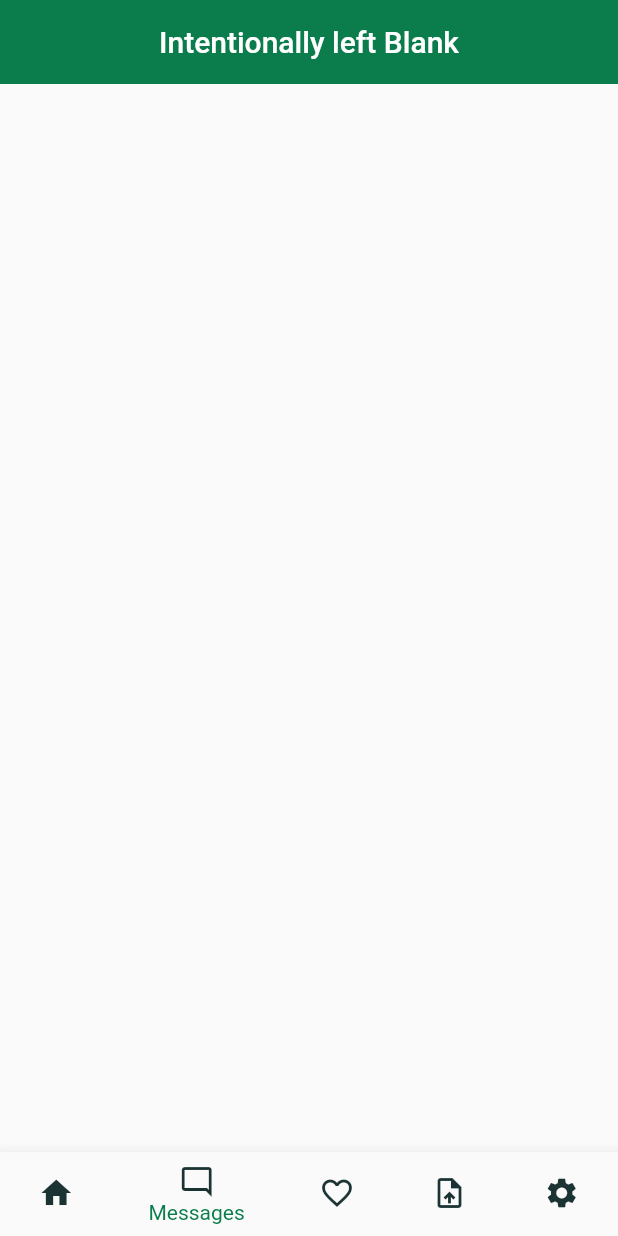
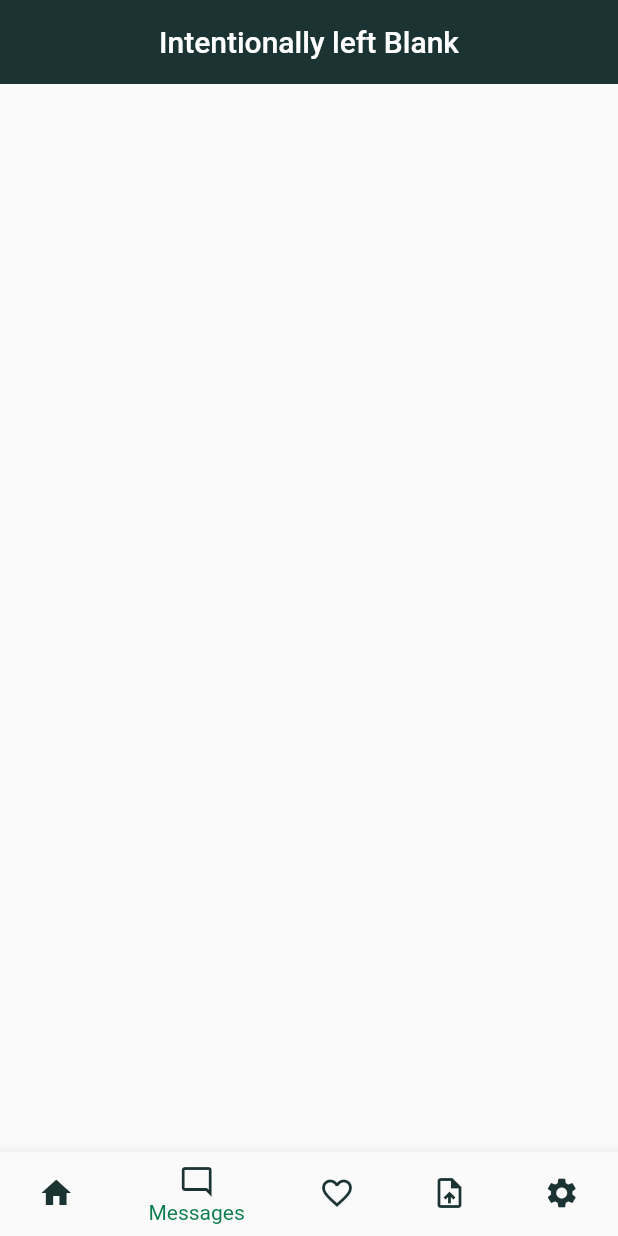
Before and after one commit to mkenlo/project_auto_design, a Flutter app: the screen it shows after launch, item 2 of the bottom bar chosen, on a phone screen of 412 x 824 dp. Run offline on Flutter 3.47's test engine with Material 2 defaults, Android fonts, the phone set to English and light mode, and no system bars.

Commit message:
set navogation from  homePage  to VehiclePage; set scaffolding for grid items

```diff
--- a/lib/screens/home_screen.dart
+++ b/lib/screens/home_screen.dart
@@ -1,8 +1,10 @@
 import 'package:flutter/material.dart';
+import 'package:project_auto_design/screens/vehicle_list_screen.dart';
+import 'package:project_auto_design/widgets/custom_bottom_navbar.dart';
 
 import '../values/colors.dart';
 import '../values/dimen.dart';
-import '../widgets/CustomButton.dart';
+import '../widgets/custom_button.dart';
 
 class HomeScreen extends StatefulWidget {
   HomeScreen({Key key}) : super(key: key);
@@ -21,40 +23,25 @@ class _HomeScreenState extends State<HomeScreen> {
     });
   }
 
-  Widget getPage(int index) {
-    if (index != 0) {
-      return Scaffold(
-          appBar: AppBar(
-              elevation: 0.0,
-              centerTitle: true,
-              title: Text("Intentionally left Blank")));
-    }
+  Widget _getPage(int index) {
+    if (index != 0) return _emptyScreen();
     return Home();
+  }
+
+  Widget _emptyScreen() {
+    return Scaffold(
+        appBar: AppBar(
+            backgroundColor: APP_BG,
+            elevation: 0.0,
+            centerTitle: true,
+            title: Text("Intentionally left Blank")));
   }
 
   @override
   Widget build(BuildContext context) {
-    final bottom = BottomNavigationBar(
-      selectedItemColor: Theme.of(context).colorScheme.secondary,
-      currentIndex: _selectedIndex,
-      onTap: _onItemTapped,
-      items: <BottomNavigationBarItem>[
-        BottomNavigationBarItem(
-            icon: Icon(Icons.home, color: APP_BG), label: 'Home'),
-        BottomNavigationBarItem(
-            icon: Icon(Icons.mode_comment_outlined, color: APP_BG),
-            label: 'Messages'),
-        BottomNavigationBarItem(
-            icon: Icon(Icons.favorite_border, color: APP_BG),
-            label: 'Favorite'),
-        BottomNavigationBarItem(
-            icon: Icon(Icons.upload_file, color: APP_BG), label: 'Files'),
-        BottomNavigationBarItem(
-            icon: Icon(Icons.settings, color: APP_BG), label: "Settings"),
-      ],
-    );
-
-    return Scaffold(body: getPage(_selectedIndex), bottomNavigationBar: bottom);
+    final bottom = CustomBottomNavBar(_selectedIndex, _onItemTapped);
+    return Scaffold(
+        body: _getPage(_selectedIndex), bottomNavigationBar: bottom);
   }
 }
 
@@ -87,12 +74,14 @@ class Home extends StatelessWidget {
                 child: Column(children: [
               logo,
               searchBtn,
-              CustomButton("SEARCH BY VEHICLE TYPE", searchVehicleByType("")),
+              CustomButton("SEARCH BY VEHICLE TYPE", () {
+                Navigator.push(
+                    context,
+                    MaterialPageRoute(
+                        builder: (context) =>
+                            VehicleListScreen("searchQuery")));
+              }),
               CustomButton("SEE DEALS OF THE DAY", () {})
             ]))));
   }
-
-  searchVehicleByType(String searchQuery) {
-    //@TODO
-  }
 }
--- /dev/null
+++ b/lib/widgets/custom_bottom_navbar.dart
@@ -0,0 +1,36 @@
+import 'package:flutter/cupertino.dart';
+import 'package:flutter/material.dart';
+
+import '../values/colors.dart';
+
+class CustomBottomNavBar extends StatelessWidget {
+  int selectedIndex;
+  Function onItemTapped;
+  CustomBottomNavBar(int selectedIndex, Function onItemTapped) {
+    this.selectedIndex = selectedIndex;
+    this.onItemTapped = onItemTapped;
+  }
+
+  @override
+  Widget build(BuildContext context) {
+    return BottomNavigationBar(
+      selectedItemColor: Theme.of(context).colorScheme.secondary,
+      currentIndex: this.selectedIndex,
+      onTap: this.onItemTapped,
+      items: <BottomNavigationBarItem>[
+        BottomNavigationBarItem(
+            icon: Icon(Icons.home, color: APP_BG), label: 'Home'),
+        BottomNavigationBarItem(
+            icon: Icon(Icons.mode_comment_outlined, color: APP_BG),
+            label: 'Messages'),
+        BottomNavigationBarItem(
+            icon: Icon(Icons.favorite_border, color: APP_BG),
+            label: 'Favorite'),
+        BottomNavigationBarItem(
+            icon: Icon(Icons.upload_file, color: APP_BG), label: 'Files'),
+        BottomNavigationBarItem(
+            icon: Icon(Icons.settings, color: APP_BG), label: "Settings"),
+      ],
+    );
+  }
+}
--- a/pubspec.yaml
+++ b/pubspec.yaml
@@ -47,8 +47,8 @@ flutter:
   uses-material-design: true
 
   # To add assets to your application, add an assets section, like this:
-  # assets:
-  #   - images/a_dot_burr.jpeg
+  assets:
+     - assets/images/transport.png
   #   - images/a_dot_ham.jpeg
 
   # An image asset can refer to one or more resolution-specific "variants", see
```
Also changed, not shown: lib/screens/vehicle_list_screen.dart (+25 -2 lines), assets/images/transport.png (added), lib/widgets/custom_button.dart (renamed from lib/widgets/CustomButton.dart).
